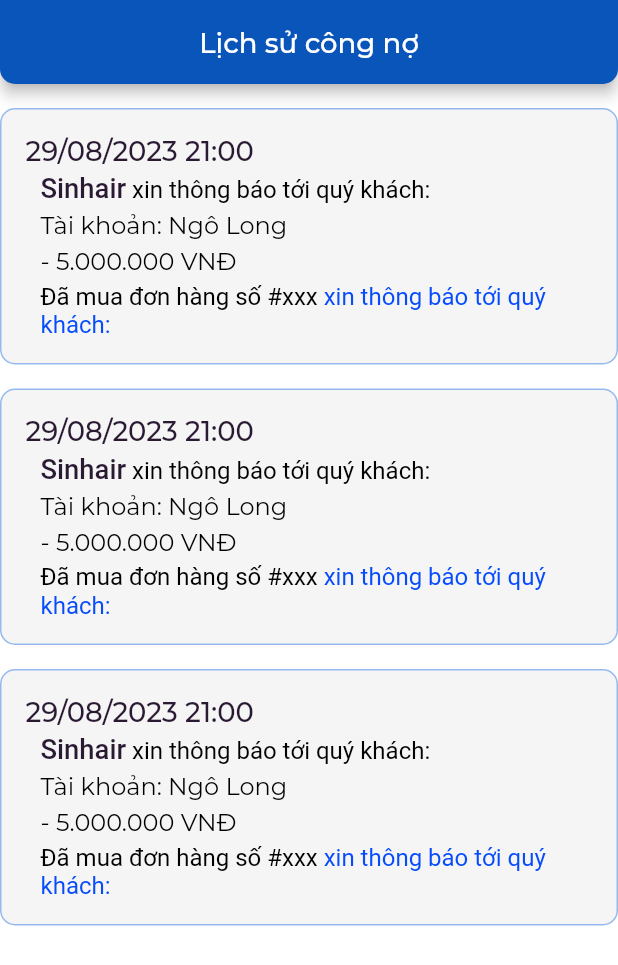
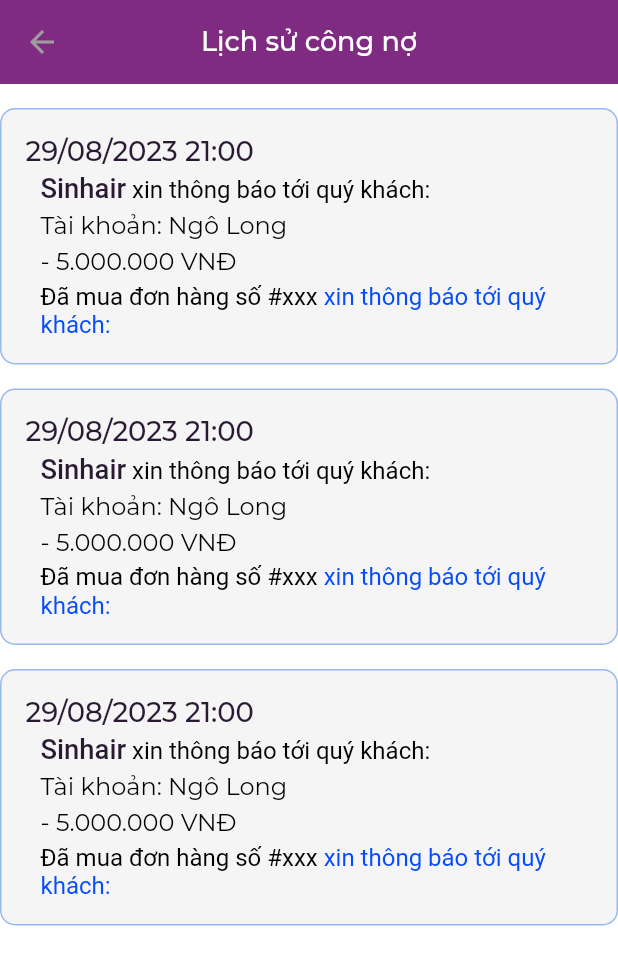
Before and after one commit to AlexProTeam/app_qr_sinhari, a Flutter app: the HistoryDetbScreen screen opened directly, on a phone screen of 412 x 824 dp. Shown: the top 965 px of the screen. Run offline on Flutter 3.47's test engine with Material 2 defaults, Android fonts, the phone set to English and light mode, and no system bars; our stand-ins replace bloc, carousel_slider, device_info_plus, dio, equatable, firebase_core and 20 more; missing offline and left inert: mobile_scanner, qr_code_scanner, scan, webview_flutter_android, webview_flutter_wkwebview; accounts and stored records are empty; generated files the repository leaves out were written again; network calls fail; statements that could not run were skipped; project files that could hold a hidden picture were left out.

```diff
--- a/lib/app/app.dart
+++ b/lib/app/app.dart
@@ -85,6 +85,7 @@ import '../domain/entity/add_to_cart_model.dart';
 import '../domain/entity/list_carts_response.dart';
 import '../domain/entity/order_model.dart';
 import '../domain/entity/payment_debt_model.dart';
+import '../presentation/feature/cart/bloc/carts_bloc.dart';
 import '../presentation/feature/detail_product/bloc/product_detail_bloc.dart';
 
 part '../app/di/injection.dart';
--- a/lib/presentation/feature/history_detb/history_detb_screen.dart
+++ b/lib/presentation/feature/history_detb/history_detb_screen.dart
@@ -1,6 +1,7 @@
 import 'package:flutter/material.dart';
 import 'package:qrcode/app/managers/color_manager.dart';
 import 'package:qrcode/app/managers/style_manager.dart';
+import 'package:qrcode/presentation/widgets/custom_scaffold.dart';
 
 class HistoryDetbScreen extends StatefulWidget {
   const HistoryDetbScreen({Key? key}) : super(key: key);
@@ -13,18 +14,11 @@ class _HistoryDetbScreenState extends State<HistoryDetbScreen> {
   @override
   Widget build(BuildContext context) {
     return Scaffold(
-      appBar: AppBar(
-        backgroundColor: AppColors.color0A55BA,
-        title: Center(
-          child: Text(
-            'Lịch sử công nợ',
-            style: TextStyleManager.medium,
-          ),
-        ),
-        shape: const RoundedRectangleBorder(
-            borderRadius: BorderRadius.only(
-                bottomRight: Radius.circular(10),
-                bottomLeft: Radius.circular(10))),
+      appBar: BaseAppBar(
+        title: 'Lịch sử công nợ',
+        backGroundColor: AppColors.color7F2B81,
+        isShowBack: true,
+        titleColor: AppColors.white,
       ),
       body: SingleChildScrollView(
         physics: const AlwaysScrollableScrollPhysics(),
--- a/lib/presentation/widgets/custom_scaffold.dart
+++ b/lib/presentation/widgets/custom_scaffold.dart
@@ -131,6 +131,7 @@ class BaseAppBar extends StatelessWidget with PreferredSizeWidget {
   final bool? refreshData;
   final Widget? widgetTitle;
   final double? leadingWidth;
+  final Color? titleColor;
 
   BaseAppBar({
     Key? key,
@@ -144,13 +145,14 @@ class BaseAppBar extends StatelessWidget with PreferredSizeWidget {
     this.widgetTitle,
     this.preferredSize = const Size.fromHeight(kToolbarHeight),
     this.leadingWidth,
+    this.titleColor,
   }) : super(key: key);
 
   @override
   Widget build(BuildContext context) {
     return AppBar(
       leadingWidth: leadingWidth,
-      backgroundColor: Colors.transparent,
+      backgroundColor: backGroundColor ?? Colors.transparent,
       systemOverlayStyle: SystemUiOverlayStyle.dark,
       bottomOpacity: 0.0,
       elevation: 0,
@@ -164,6 +166,7 @@ class BaseAppBar extends StatelessWidget with PreferredSizeWidget {
             style: TextStyleManager.mediumBlack.copyWith(
               fontSize: 18,
               fontWeight: FontWeight.w500,
+              color: titleColor,
             ),
           ),
       centerTitle: true,
```
Also changed, not shown: lib/app/route/routes.dart (+5 -2 lines), lib/domain/entity/list_carts_response.dart (+14 -4 lines), lib/presentation/feature/cart/cart_screen.dart (+10 -5 lines), lib/presentation/feature/cart/widget/item_bottom.dart (+18 -16 lines), lib/presentation/feature/cart/widget/item_total_amount.dart (+17 -18 lines), lib/presentation/feature/cart/widget/list_products.dart (+18 -18 lines), lib/presentation/feature/success/success_screen.dart (+7 -2 lines).
